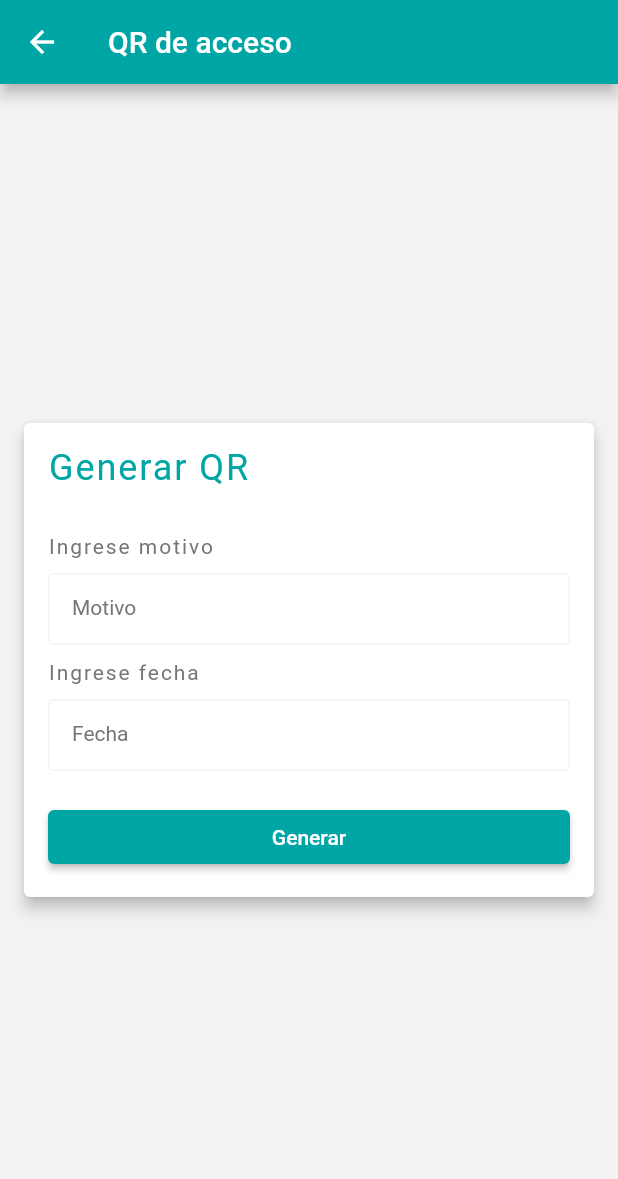
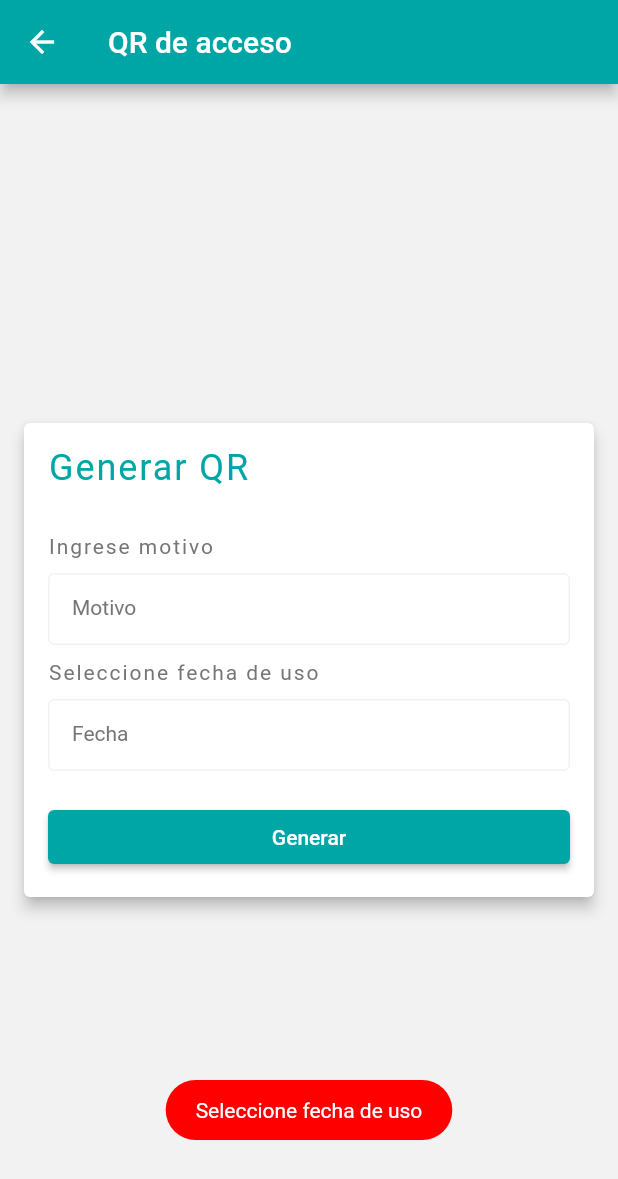
Before and after one commit to adrian-parra/Flutter-Practicas, a Flutter app: the GenerarQrScreen screen opened directly, after a tap on "Generar", on a phone screen of 412 x 824 dp. Shown: the top 1179 px of the screen. Run offline on Flutter 3.47's test engine with Material 2 defaults, Android fonts, the phone set to English and light mode, and no system bars; drawn by our look-alikes of datetime_picker_formfield; our stand-ins replace flip_card, flutter_slidable, fluttertoast, pdf, permission_handler, printing and 2 more; missing offline and left inert: flutter_dialogs, image_downloader; accounts and stored records are empty.

Commit message:
add feat generar qr de acceso
* Add formulario para poder crear el qr y luego mostrarlo en un modal y percisitir la data en shared preferences para posteriormente poder acceder a el desde otro lado de la app

```diff
--- a/proyecto_final/lib/screens/generar_qr_screen.dart
+++ b/proyecto_final/lib/screens/generar_qr_screen.dart
@@ -1,18 +1,30 @@
 import 'dart:convert';
 import 'package:flutter/material.dart';
+import 'package:fluttertoast/fluttertoast.dart';
 import 'package:proyecto_final/widgets/custom_elevated_button_widget.dart';
 import 'package:http/http.dart' as http;
+import 'package:shared_preferences/shared_preferences.dart';
 import '../config.dart';
 import '../widgets/custom_text_field_widget.dart';
+import 'package:datetime_picker_formfield/datetime_picker_formfield.dart';
+import 'package:intl/intl.dart';
 
 class GenerarQrScreen extends StatelessWidget {
+
   final TextEditingController motivo = TextEditingController();
-  final TextEditingController fecha = TextEditingController();
+
+  bool isError = false;
+
+  String? selectedDate;
+
 
   GenerarQrScreen({super.key});
 
   @override
   Widget build(BuildContext context) {
+
+    final format = DateFormat("yyyy-MM-dd");
+
     return Scaffold(
         backgroundColor: AppConfig.colorFondo,
         appBar: AppBar(
@@ -55,7 +67,7 @@ class GenerarQrScreen extends StatelessWidget {
                   ),
                   const SizedBox(height: AppConfig.gap),
                   const Text(
-                    'Ingrese fecha',
+                    'Seleccione fecha de uso',
                     style: TextStyle(
                       fontSize: AppConfig.sizeDescripcion,
                       color: AppConfig.colorDescripcion,
@@ -63,11 +75,46 @@ class GenerarQrScreen extends StatelessWidget {
                     ),
                   ),
                   const SizedBox(height: AppConfig.gap),
-                  CustomTextField(
+                  DateTimeField(
+                    format: format,
+                    style: const TextStyle(
+                      fontSize: 14.0,
+                    ),
+                    decoration: const InputDecoration(
+                      contentPadding: EdgeInsets.symmetric(
+                          horizontal: AppConfig.paddingValue),
+                      hintStyle: TextStyle(
+                          color: AppConfig.colorDescripcion,
+                          fontSize: AppConfig.sizeDescripcion),
                       labelText: 'Fecha',
-                    controller: fecha,
-                    hintText: 'Ingrese fecha',
-                    keyboardType: TextInputType.datetime,
+                      labelStyle: TextStyle(
+                          color: AppConfig.colorDescripcion,
+                          fontSize: AppConfig.sizeDescripcion),
+                      border: OutlineInputBorder(
+                        borderSide: BorderSide(color: AppConfig.colorPrincipal),
+                      ),
+                      enabledBorder: OutlineInputBorder(
+                        borderSide: BorderSide(color: AppConfig.colorFondo),
+                      ),
+                      focusedBorder: OutlineInputBorder(
+                        borderSide: BorderSide(color: AppConfig.colorPrincipal),
+                      ),
+                    ),
+                    onShowPicker: (context, currentValue) async {
+                      final date = await showDatePicker(
+                        context: context,
+                        firstDate: DateTime(2000),
+                        initialDate: currentValue ?? DateTime.now(),
+                        lastDate: DateTime(2101),
+                      );
+                      if (date != null) {
+                        final formattedDate =
+                            date.toIso8601String().substring(0, 10);
+
+                        selectedDate = formattedDate;
+                      }
+                      return date;
+                    },
                   ),
                   const SizedBox(height: (AppConfig.gap * 2)),
                   Row(
@@ -75,35 +122,32 @@ class GenerarQrScreen extends StatelessWidget {
                       Expanded(
                           child: CustomButton(
                         onPressed: () async {
-                          print('API response: .......');
-                          // generarQrAcceso(motivo: motivo.text,fecha: fecha.text);
-                          try {
-                            print(fecha.text);
-                            print('${AppConfig.apiUrl}qrAcceso');
-                            var response = await http.post(
-                              Uri.parse('${AppConfig.apiUrl}qrAcceso'),
-                              headers: {'Content-Type': 'application/json'},
-                              body: jsonEncode({
-                                'motivo': motivo.text,
-                                'fechaValida': '${fecha.text}T07:00:00.000Z',
-                              }),
+                          // ? VALIDAR CAMPOS DEL FORM
+                          validarForm();
+                          if (isError) {
+                            isError = false;
+                            return;
+                          }
+
+                          // ? VALIDAR SI YA HA GENERADO EL QR
+                          if (await this
+                              .doesImagePathExistInSharedPreferences()) {
+                            Fluttertoast.showToast(
+                              msg: 'Ya ha generado un qr, solo puede generar uno por sesión',
+                              toastLength: Toast.LENGTH_SHORT,
+                              gravity: ToastGravity.BOTTOM,
+                              timeInSecForIosWeb: 12,
+                              backgroundColor: AppConfig.colorInfo,
+                              textColor: AppConfig.colorSecundario,
                             );
-                            // Check if the request was successful (status code 200)
-                            if (response.statusCode == 200) {
-                              // Process the API response here
-                              print('API response: ${response.body}');
-                              Map<String, dynamic> responseData = jsonDecode(response.body);
-                              String imagePath = responseData['body'];
+                            return;
+                          }
 
-                              showImageModal(context, imagePath);
-
-                            } else {
-                              // Handle the error if the request was not successful
-                              print('Error: ${response.statusCode}');
-                            }
-                          } catch (e) {
-                            print('Exception: $e');
-                          }
+                          // ? GENERAR EL QR SI SI NO HAY PROBLEMAS EN FORMULARIO
+                          generarQrAcceso(
+                              motivo: motivo.text,
+                              fecha: selectedDate,
+                              context: context);
                         },
                         text: 'Generar',
                       ))
@@ -116,21 +160,28 @@ class GenerarQrScreen extends StatelessWidget {
         ));
   }
 
-  void generarQrAcceso({String? motivo, String? fecha}) async {
+  void generarQrAcceso(
+      {String? motivo, String? fecha, required BuildContext context}) async {
     try {
       var response = await http.post(
         Uri.parse('${AppConfig.apiUrl}qrAcceso'),
-        body: json.encode({
+        headers: {'Content-Type': 'application/json'},
+        body: jsonEncode({
           'motivo': motivo,
           'fechaValida': '${fecha}T07:00:00.000Z',
         }),
       );
-      // Check if the request was successful (status code 200)
       if (response.statusCode == 200) {
-        // Process the API response here
-        print('API response: ${response.body}');
+        // ? LIMPIAR FORMULARIO
+        this.motivo.text = '';
+
+        Map<String, dynamic> responseData = jsonDecode(response.body);
+        String imagePath = responseData['body'];
+
+        showImageModal(context, imagePath);
+
+        saveImagePathToSharedPreferences(imagePath);
       } else {
-        // Handle the error if the request was not successful
         print('Error: ${response.statusCode}');
       }
     } catch (e) {
@@ -145,20 +196,23 @@ void showImageModal(BuildContext context, String imagePath) {
         return AlertDialog(
           content: Image.network(
             '${AppConfig.apiHost}$imagePath',
-          loadingBuilder: (BuildContext context, Widget child, ImageChunkEvent? loadingProgress) {
+            loadingBuilder: (BuildContext context, Widget child,
+                ImageChunkEvent? loadingProgress) {
               if (loadingProgress == null) {
                 return child;
               } else {
                 return Center(
                   child: CircularProgressIndicator(
                     value: loadingProgress.expectedTotalBytes != null
-                      ? loadingProgress.cumulativeBytesLoaded / (loadingProgress.expectedTotalBytes ?? 1)
+                        ? loadingProgress.cumulativeBytesLoaded /
+                            (loadingProgress.expectedTotalBytes ?? 1)
                         : null,
                   ),
                 );
               }
             },
-          errorBuilder: (BuildContext context, Object error, StackTrace? stackTrace) {
+            errorBuilder:
+                (BuildContext context, Object error, StackTrace? stackTrace) {
               return Icon(Icons.error);
             },
           ),
@@ -167,9 +221,14 @@ void showImageModal(BuildContext context, String imagePath) {
               onTap: () {
                 Navigator.of(context).pop();
               },
-            child: Padding(
-              padding: const EdgeInsets.all(8.0),
-              child: Text('Cerrar'),
+              child: const Padding(
+                padding: EdgeInsets.all(8.0),
+                child: Text(
+                  'Cerrar',
+                  style: TextStyle(
+                    color: AppConfig.colorDanger,
+                  ),
+                ),
               ),
             ),
           ],
@@ -178,4 +237,40 @@ void showImageModal(BuildContext context, String imagePath) {
     );
   }
 
+  void validarForm() {
+    if (motivo.text == '' || motivo.text == null) {
+      isError = true;
+      Fluttertoast.showToast(
+        msg: 'Ingrese el motivo',
+        toastLength: Toast.LENGTH_SHORT,
+        gravity: ToastGravity.BOTTOM,
+        timeInSecForIosWeb: 5,
+        backgroundColor: AppConfig.colorDanger,
+        textColor: AppConfig.colorSecundario,
+      );
     }
+
+    if (selectedDate == '' || selectedDate == null) {
+      isError = true;
+      Fluttertoast.showToast(
+        msg: 'Seleccione fecha de uso',
+        toastLength: Toast.LENGTH_SHORT,
+        gravity: ToastGravity.BOTTOM,
+        timeInSecForIosWeb: 5,
+        backgroundColor: AppConfig.colorDanger,
+        textColor: AppConfig.colorSecundario,
+      );
+    }
+  }
+
+  void saveImagePathToSharedPreferences(String imagePath) async {
+    SharedPreferences prefs = await SharedPreferences.getInstance();
+    prefs.setString('qrGenerado', imagePath);
+  }
+
+  Future<bool> doesImagePathExistInSharedPreferences() async {
+    SharedPreferences prefs = await SharedPreferences.getInstance();
+    String? imagePath = prefs.getString('qrGenerado');
+    return imagePath != null && imagePath.isNotEmpty;
+  }
+}
```
Lines whose indentation alone changed are shown as unchanged.
